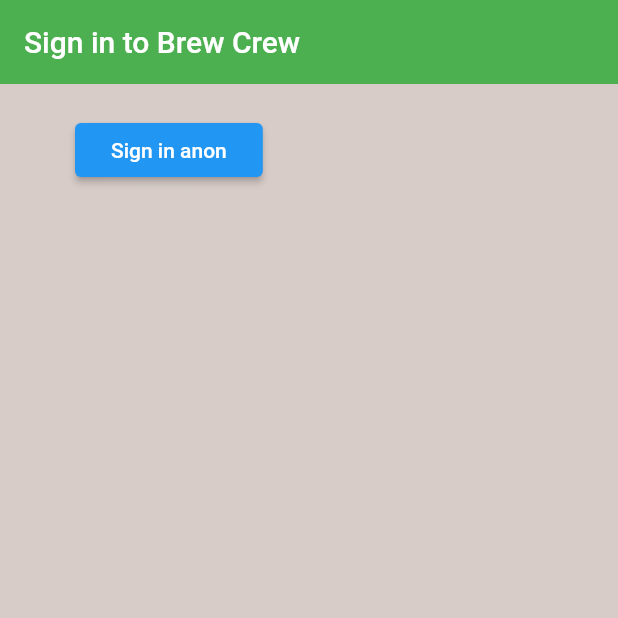
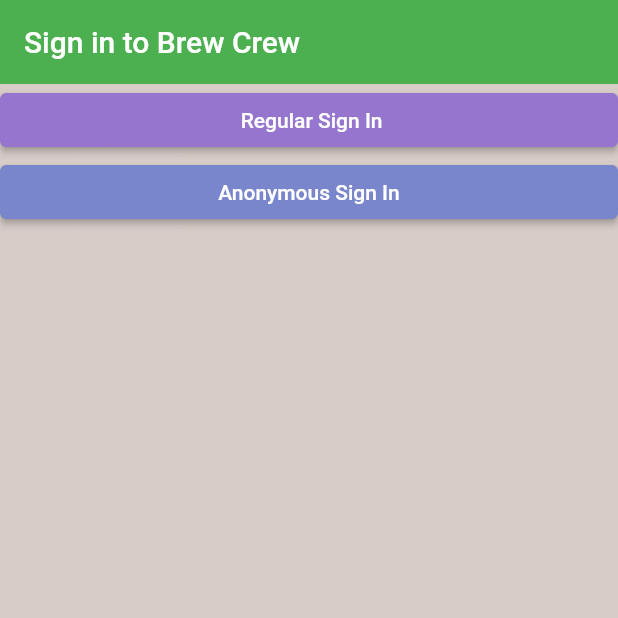
Before and after one commit to kiranparajuli589/flutter-firebase-brew, a Flutter app: the screen it shows after launch, on a phone screen of 412 x 824 dp, the top half of it. Run offline on Flutter 3.47's test engine with Material 2 defaults, Android fonts, the phone set to English and light mode, and no system bars; our stand-ins replace firebase_auth; accounts and stored records are empty.

Commit message:
Added multiple options in signin page (sign in anony + sign in regular email/pw)

```diff
--- a/lib/screens/authenticate/sign_in.dart
+++ b/lib/screens/authenticate/sign_in.dart
@@ -9,8 +9,99 @@ class SignIn extends StatefulWidget {
 class _SignInState extends State<SignIn> {
   final AuthService _auth = AuthService();
 
+  bool showSignInForm = false;
+  String email = "";
+  String password = "";
+
+  final _formKey = GlobalKey<FormState>();
+
   @override
   Widget build(BuildContext context) {
+    Widget signInForm = Form(
+      key: _formKey,
+      child: Column(
+        crossAxisAlignment: CrossAxisAlignment.start,
+        children: <Widget>[
+          Text(
+            "Sign Up Form:",
+            style: TextStyle(fontSize: 40.0, fontFamily: 'Indies'),
+          ),
+          SizedBox(height: 20.0),
+          TextFormField(
+            onChanged: (value) {
+              setState(() {
+                email = value;
+              });
+            },
+            validator: (value) {
+              if (value.isEmpty) {
+                return "Please enter email";
+              }
+              return null;
+            },
+          ),
+          SizedBox(height: 20.0),
+          TextFormField(
+            onChanged: (value) {
+              setState(() {
+                password = value;
+              });
+            },
+            obscureText: true,
+          ),
+          Row(
+            children: [
+              SizedBox(width: 20.0, height: 20.0),
+              RaisedButton(
+                color: Colors.green[400],
+                child: Text(" Sign In "),
+                onPressed: () async {
+                  print(email);
+                  print(password);
+                },
+              ),
+              SizedBox(width: 20.0, height: 20.0),
+              RaisedButton(
+                color: Colors.deepOrange[300],
+                child: Text(" Cancel "),
+                onPressed: () {
+                  setState(() {
+                    showSignInForm = false;
+                  });
+                },
+              )
+            ],
+          )
+        ],
+      ),
+    );
+
+    Widget signInAnonymouslyButton = RaisedButton(
+        color: Colors.indigo[300],
+        padding: EdgeInsets.symmetric(vertical: 10.0),
+        child: Text("   Anonymous Sign In   "),
+        onPressed: () async {
+          dynamic result = await _auth.signInAnonymously();
+          if (result == null) {
+            print("error signing in");
+          } else {
+            print("signed in");
+            print(result.uid);
+          }
+        });
+
+    Widget signInRegularButton = RaisedButton(
+      color: Colors.deepPurple[300],
+      padding: EdgeInsets.symmetric(vertical: 8.0),
+      child: Text("       Regular Sign In      "),
+      onPressed: () async {
+        setState(() {
+          showSignInForm = true;
+        });
+        print("object");
+      },
+    );
+
     return Scaffold(
       backgroundColor: Colors.brown[100],
       appBar: AppBar(
@@ -18,19 +109,11 @@ class _SignInState extends State<SignIn> {
         elevation: 0.0,
         title: Text("Sign in to Brew Crew"),
       ),
-      body: Container(
-        padding: EdgeInsets.symmetric(vertical: 20, horizontal: 50),
-        child: RaisedButton(
-            child: Text("Sign in anon"),
-            onPressed: () async {
-              dynamic result = await _auth.signInAnonymously();
-              if (result == null) {
-                print("error signing in");
-              } else {
-                print("signed in");
-                print(result.uid);
-              }
-            }),
+      body: ListView(
+        children: <Widget>[
+          showSignInForm ? signInForm : signInRegularButton,
+          signInAnonymouslyButton,
+        ],
       ),
     );
   }
```
